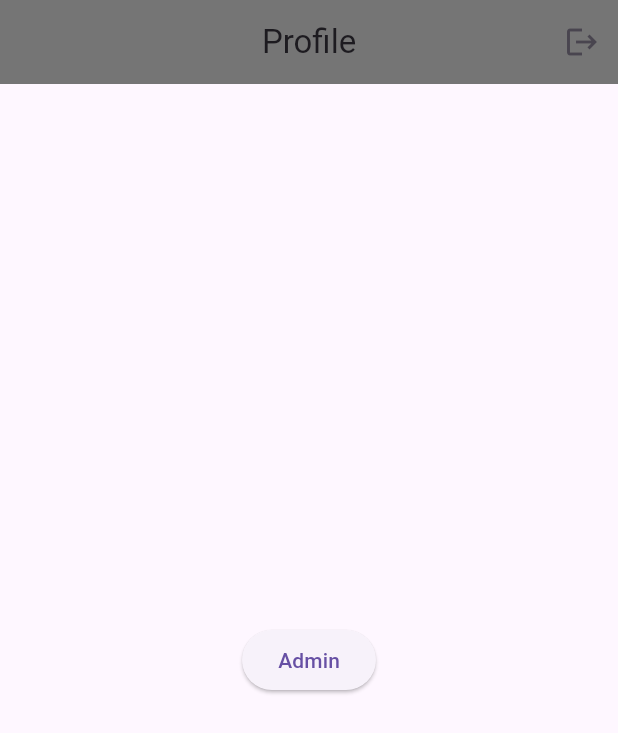
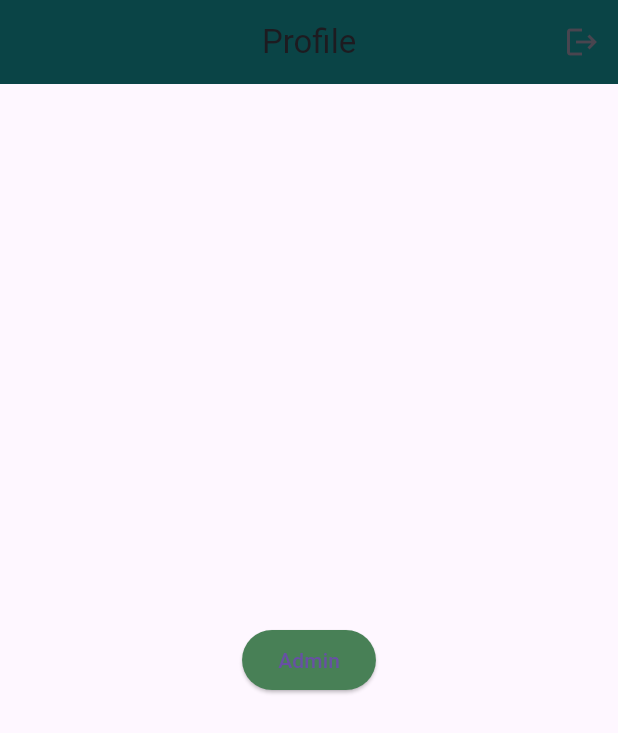
Before and after one commit to 21P31A04N8/technical_hub_challenge_box, a Flutter app: the screen it shows once a user with an empty profile is signed in, on a phone screen of 412 x 824 dp. Shown: the top 733 px of the screen. Run offline on Flutter 3.47's test engine with Material 3 defaults, Android fonts, the phone set to English and light mode, and no system bars; our stand-ins replace cloud_firestore, firebase_auth, firebase_core, firebase_database, lottie; accounts and stored records are empty.

Commit message:
Changes5

```diff
--- a/lib/Admin/Pages/Unsolved_query.dart
+++ b/lib/Admin/Pages/Unsolved_query.dart
@@ -94,7 +94,7 @@ class _UnsolvedquriesState extends State<Unsolvedquries> {
                                           offset: Offset(0, 10),
                                         )
                                       ],
-                                      border: Border.all(color: Colors.green),
+                                      // border: Border.all(color: Colors.green),
                                       borderRadius: BorderRadius.circular(15),
                                       gradient: LinearGradient(
                                           begin: Alignment.topLeft,
--- a/lib/Admin/Pages/pendingQuery.dart
+++ b/lib/Admin/Pages/pendingQuery.dart
@@ -142,7 +142,7 @@ class _pendingQueryState extends State<pendingQuery> {
                                           offset: Offset(0, 10),
                                         )
                                       ],
-                                      border: Border.all(color: Colors.green),
+                                      // border: Border.all(color: Colors.green),
                                       borderRadius: BorderRadius.circular(15),
                                       gradient: LinearGradient(
                                           begin: Alignment.topLeft,
--- a/lib/Pages/Queries_asking_page.dart
+++ b/lib/Pages/Queries_asking_page.dart
@@ -72,6 +72,8 @@ class _commentState extends State<comment> with SingleTickerProviderStateMixin {
                       alignment: Alignment.center,
                       borderRadius: BorderRadius.circular(20),
                       dropdownColor: Color.fromRGBO(11, 72, 73, 1),
+                      itemHeight: 60,
+                      // icon: Icon(Icons.arrow_downward),
                       iconEnabledColor: Colors.white,
                       underline: Container(
                         height: 0.003,
--- a/lib/Pages/Queries_page.dart
+++ b/lib/Pages/Queries_page.dart
@@ -103,7 +103,7 @@ class _queryboxState extends State<querybox> {
               // blurStyle: BlurStyle.inner
             )
           ],
-          border: Border.all(color: Colors.green),
+          // border: Border.all(color: Colors.green),
           borderRadius: BorderRadius.circular(15),
           gradient: LinearGradient(
               begin: Alignment.topLeft,
--- a/lib/Pages/Second.dart
+++ b/lib/Pages/Second.dart
@@ -32,7 +32,7 @@ class _SecondScreenState extends State<SecondScreen> {
     print(_user.userData["role"]);
     return Scaffold(
         appBar: AppBar(
-          backgroundColor: Colors.grey[600],
+          backgroundColor: Color.fromRGBO(10, 68, 70, 1),
           centerTitle: true,
           actions: [IconButton(onPressed: logout, icon: Icon(Icons.logout))],
           title: Text("Profile"),
@@ -45,7 +45,7 @@ class _SecondScreenState extends State<SecondScreen> {
                       ? ElevatedButton(
                           style: ButtonStyle(
                               backgroundColor: MaterialStateProperty.all<Color>(
-                                  const Color.fromARGB(255, 75, 72, 72))),
+                                  const Color.fromARGB(255, 72, 128, 86))),
                           onPressed: () {
                             Navigator.push(
                                 context,
@@ -54,6 +54,9 @@ class _SecondScreenState extends State<SecondScreen> {
                           },
                           child: Text("Query"))
                       : ElevatedButton(
+                          style: ButtonStyle(
+                              backgroundColor: MaterialStateProperty.all<Color>(
+                                  Color.fromARGB(255, 72, 128, 86))),
                           onPressed: () {
                             Navigator.push(
                                 context,
```
Also changed, not shown: lib/Admin/Pages/Admin_queries_page.dart (+9 -9 lines), lib/Admin/Pages/Solved_queries_page.dart (+6 -7 lines).
